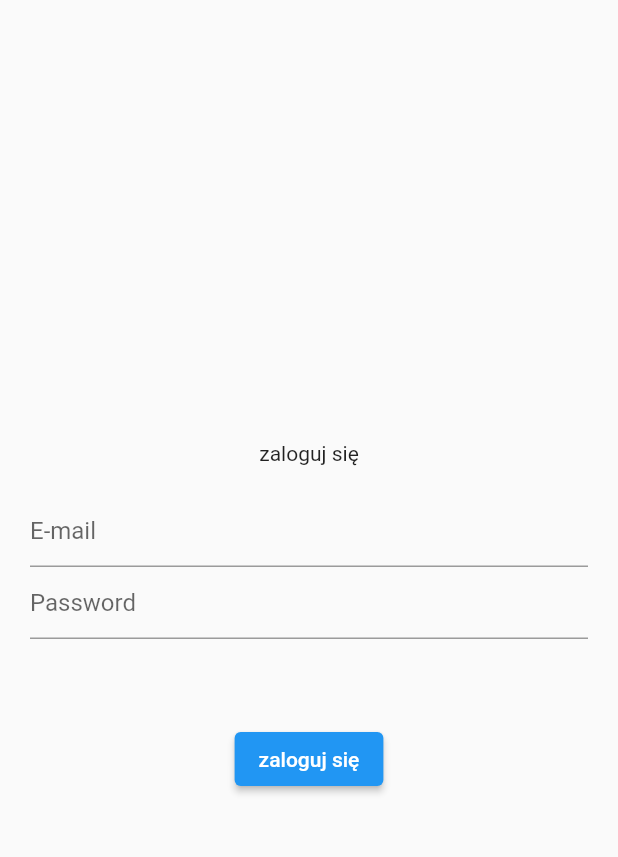
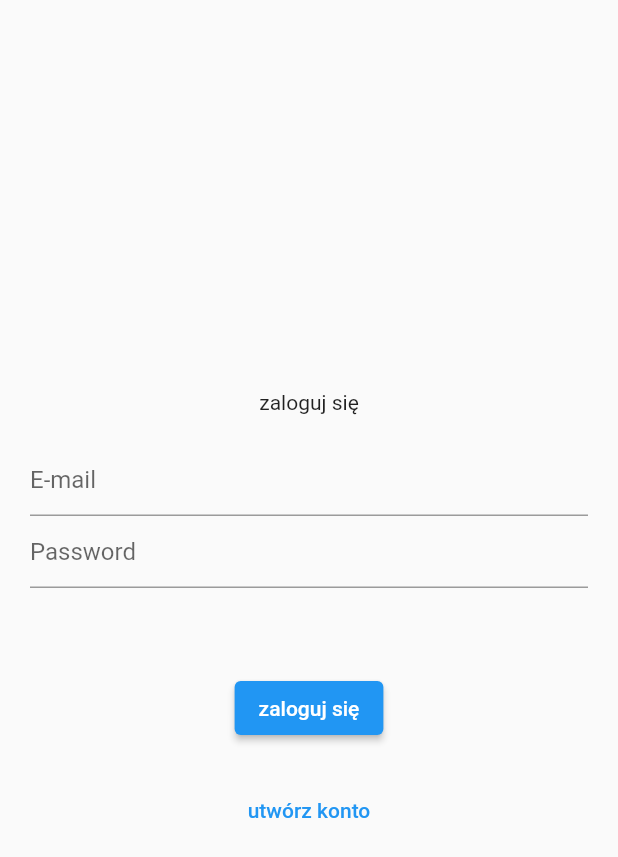
Before and after one commit to jakubapola/najlepsze_jedzenie, a Flutter app: the screen it shows after launch, on a phone screen of 412 x 824 dp. Shown: the top 857 px of the screen. Run offline on Flutter 3.47's test engine with Material 2 defaults, Android fonts, the phone set to English and light mode, and no system bars; our stand-ins replace firebase_auth, firebase_core; accounts and stored records are empty.

Commit message:
Add Registration

```diff
--- a/lib/app/home/home_page.dart
+++ b/lib/app/home/home_page.dart
@@ -13,7 +13,7 @@
   Widget build(BuildContext context) {
     return Scaffold(
       body: Center(
-        child: Text('Jesteś zalogowany jako {$user.email}'),
+        child: Text('Jesteś zalogowany jako ${user.email}'),
       ),
     );
   }
--- a/lib/app/login/login_page.dart
+++ b/lib/app/login/login_page.dart
@@ -16,6 +16,7 @@
 
 class _LoginPageState extends State<LoginPage> {
   var errorMessage = '';
+  var isCreatingAccount = false;
 
   @override
   Widget build(BuildContext context) {
@@ -26,7 +27,9 @@
           child: Column(
             mainAxisAlignment: MainAxisAlignment.center,
             children: [
-              const Text('zaloguj się'),
+              Text(isCreatingAccount == true
+                  ? 'Zarejestruj się'
+                  : 'zaloguj się'),
               const SizedBox(
                 height: 20,
               ),
@@ -48,6 +51,21 @@
               ),
               ElevatedButton(
                 onPressed: () async {
+                  if (isCreatingAccount == true) {
+                    // rejestracja
+                    try {
+                      await FirebaseAuth.instance
+                          .createUserWithEmailAndPassword(
+                        email: widget.emailController.text,
+                        password: widget.passwordController.text,
+                      );
+                    } catch (error) {
+                      setState(() {
+                        errorMessage = error.toString();
+                      });
+                    }
+                  } else {
+                    // logowanie
                     try {
                       await FirebaseAuth.instance.signInWithEmailAndPassword(
                         email: widget.emailController.text,
@@ -58,9 +76,35 @@
                         errorMessage = error.toString();
                       });
                     }
+                  }
                 },
-                child: const Text('zaloguj się'),
+                child: Text(isCreatingAccount == true
+                    ? 'zarejestruj się'
+                    : 'zaloguj się'),
               ),
+              const SizedBox(
+                height: 20,
+              ),
+              if (isCreatingAccount == false) ...[
+                TextButton(
+                  onPressed: () {
+                    setState(() {
+                      isCreatingAccount = true;
+                    });
+                  },
+                  child: const Text('utwórz konto'),
+                ),
+              ],
+              if (isCreatingAccount == true) ...[
+                TextButton(
+                  onPressed: () {
+                    setState(() {
+                      isCreatingAccount = false;
+                    });
+                  },
+                  child: const Text('masz już konto?'),
+                ),
+              ],
             ],
           ),
         ),
```
Lines whose indentation alone changed are shown as unchanged.
